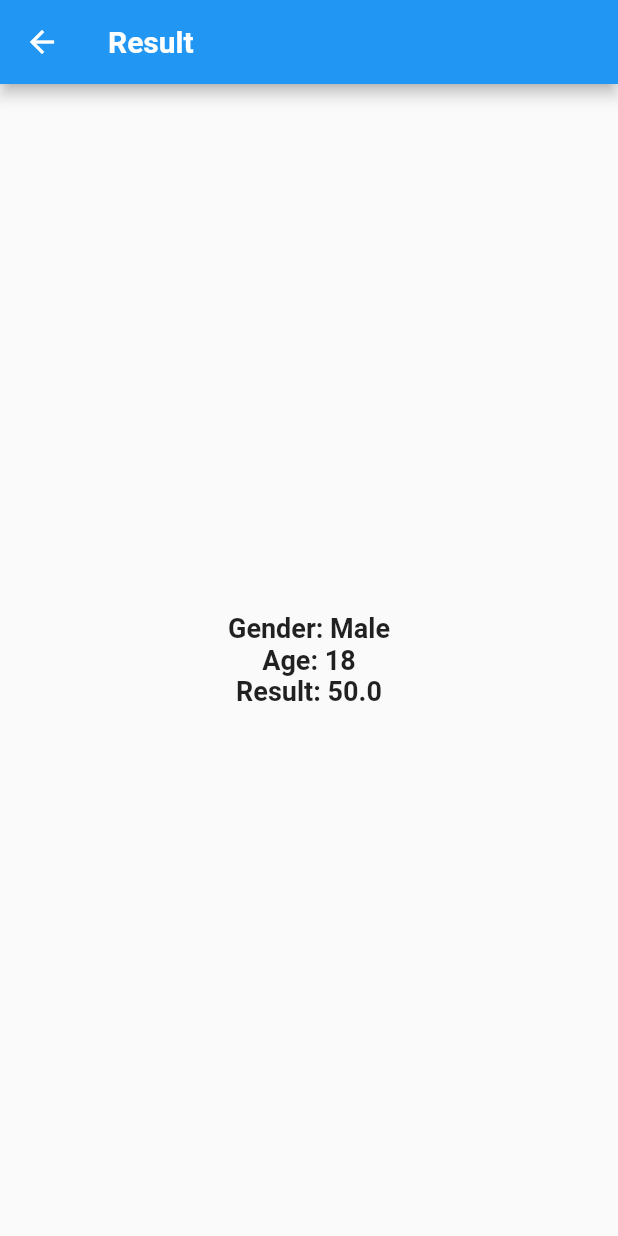
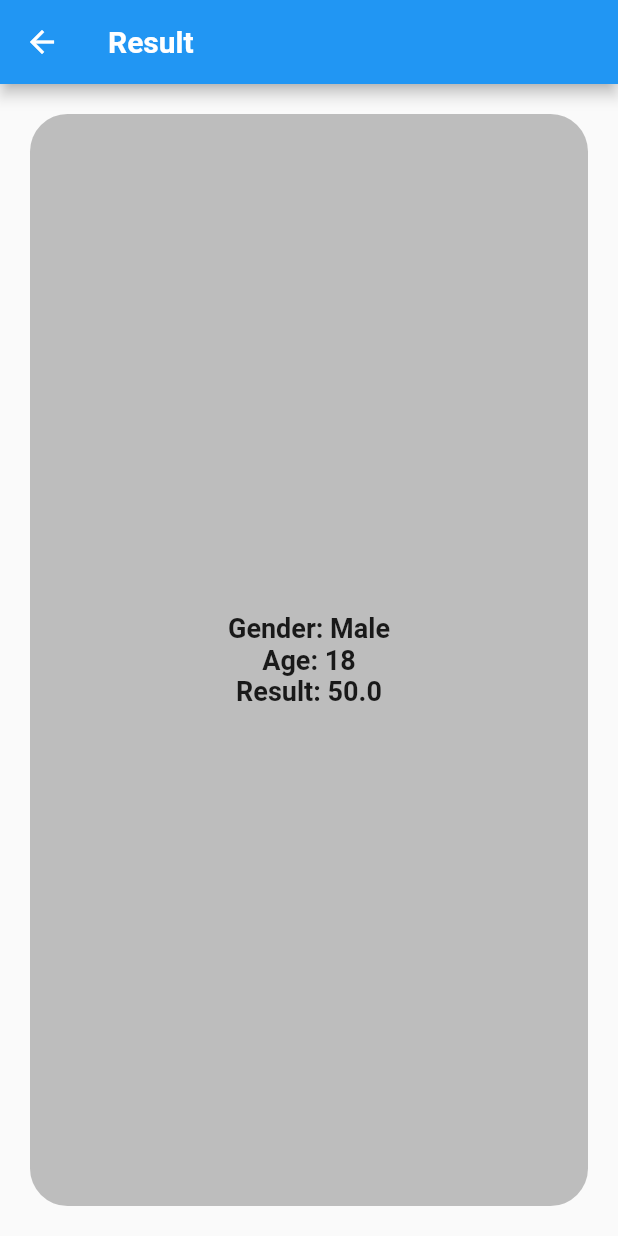
Before and after one commit to AbdoAshraf99/BMI-Calculator, a Flutter app: the screen it shows after launch, after a tap on "Calculate", on a phone screen of 412 x 824 dp. Run offline on Flutter 3.47's test engine with Material 2 defaults, Android fonts, the phone set to English and light mode, and no system bars.

Commit message:
Add container to result
container with grey color and border radius 25

```diff
--- a/lib/result.dart
+++ b/lib/result.dart
@@ -25,6 +25,14 @@ class _ResultState extends State<Result> {
         ),
       ),
       body: Center(
+        child: Padding(
+          padding: const EdgeInsets.all(20.0),
+          child: Container(
+            decoration: BoxDecoration(
+              color: Colors.grey[400],
+              borderRadius: BorderRadius.circular(25),
+            ),
+            width: double.infinity,
             child: Column(
               mainAxisAlignment: MainAxisAlignment.center,
               children: [
@@ -43,6 +51,8 @@ class _ResultState extends State<Result> {
               ],
             ),
           ),
+        ),
+      ),
     );
   }
 }
```
Lines whose indentation alone changed are shown as unchanged.
